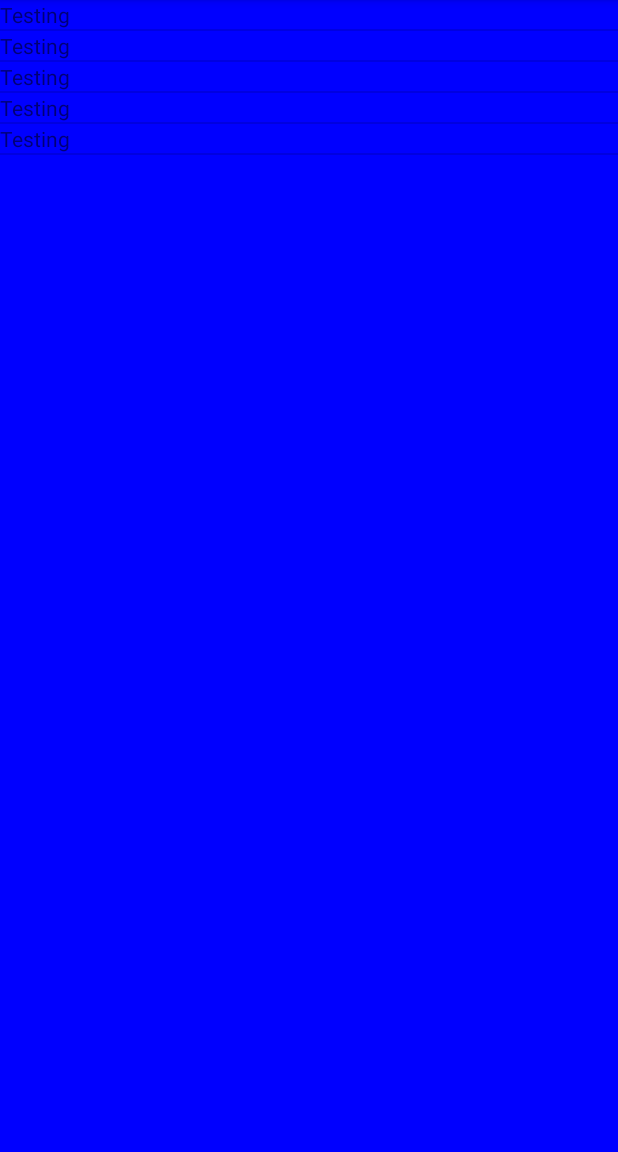
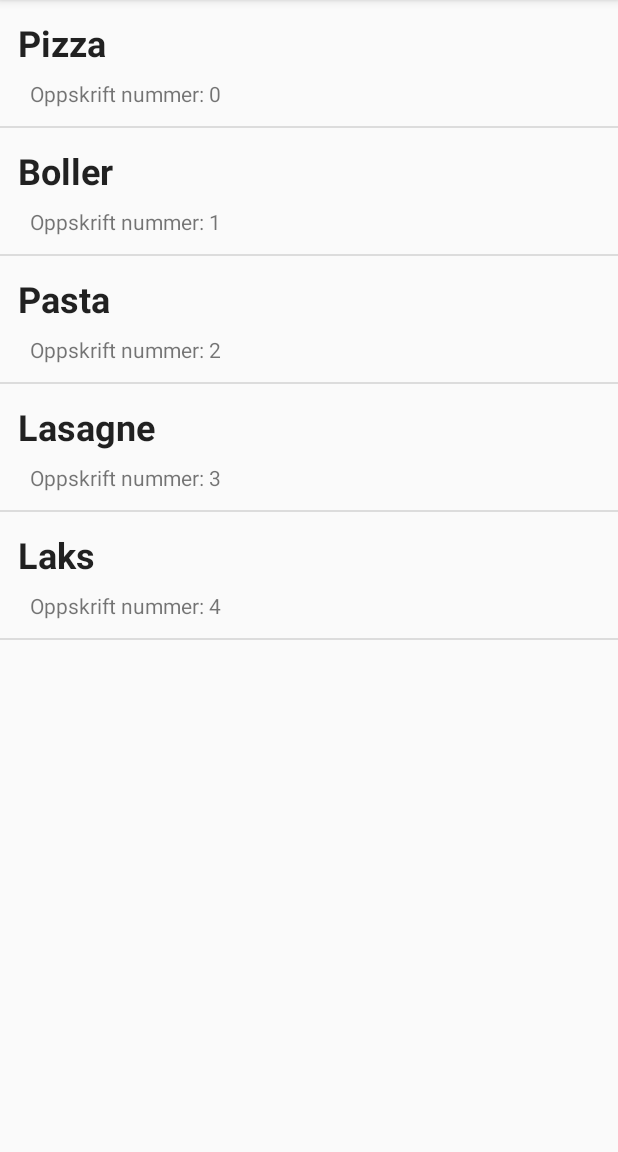
Before and after one commit to Mariusrb/Mobilprogrammering_Prosjekt, an Android app: the MainActivity screen opened directly, with no data from a screen before it, on a phone screen of 412 x 824 dp, the part 84-1236 px from its top. Run offline under Robolectric (Android 15) with nearby library versions, the phone set to English and light mode, and no system bars.

Commit message:
ListView layout
Did some changes to the listview and added some simple logic to show it is going to work

```diff
--- a/app/src/main/java/no/hiof/mariusrb/minkokebok/Adapter/RecipeAdapter.kt
+++ b/app/src/main/java/no/hiof/mariusrb/minkokebok/Adapter/RecipeAdapter.kt
@@ -1,23 +1,27 @@
 package no.hiof.mariusrb.minkokebok.Adapter
 
 import android.content.Context
+import android.view.LayoutInflater
 import android.view.View
 import android.view.ViewGroup
 import android.widget.BaseAdapter
 import android.widget.TextView
+import no.hiof.mariusrb.minkokebok.R
 
 class RecipeAdapter(context: Context) : BaseAdapter() {
 
     private val mContext: Context
 
+    private val recipes = arrayListOf<String>(
+        "Pizza", "Boller", "Pasta", "Lasagne", "Laks"
+    )
+
     init {
         this.mContext = context
     }
-
-
-
+    //decides how many rows that are rendering
     override fun getCount(): Int {
-        return 5
+        return recipes.size
     }
 
     override fun getItemId(position: Int): Long {
@@ -30,9 +34,18 @@ class RecipeAdapter(context: Context) : BaseAdapter() {
 
     //render each row
     override fun getView(position: Int, convertView: View?, parent: ViewGroup?): View {
-        val textView = TextView(mContext)
-        textView.text = "Testing"
-        return textView
+
+        val layoutinflater = LayoutInflater.from(mContext)
+
+        val mainRow = layoutinflater.inflate(R.layout.recipe_main_row, parent, false)
+        val positionTextView = mainRow.findViewById<TextView>(R.id.position_textview)
+        positionTextView.text = "Oppskrift nummer: $position"
+        val titleTextView = mainRow.findViewById<TextView>(R.id.name_textview)
+        titleTextView.text = recipes.get(position)
+
+        return mainRow
+
+
     }
 
 }
--- a/app/src/main/java/no/hiof/mariusrb/minkokebok/MainActivity.kt
+++ b/app/src/main/java/no/hiof/mariusrb/minkokebok/MainActivity.kt
@@ -13,7 +13,6 @@ class MainActivity : AppCompatActivity() {
         setContentView(R.layout.activity_main)
 
         val listView = findViewById<ListView>(R.id.main_recipe_list)
-        listView.setBackgroundColor(Color.BLUE)
 
         listView.adapter = RecipeAdapter(this)
     }
--- /dev/null
+++ b/app/src/main/res/layout/recipe_main_row.xml
@@ -0,0 +1,32 @@
+<?xml version="1.0" encoding="utf-8"?>
+<androidx.constraintlayout.widget.ConstraintLayout
+    xmlns:android="http://schemas.android.com/apk/res/android"
+    xmlns:app="http://schemas.android.com/apk/res-auto"
+    xmlns:tools="http://schemas.android.com/tools"
+    android:layout_width="match_parent"
+    android:layout_height="match_parent"
+    android:paddingBottom="12dp">
+
+    <TextView
+        android:id="@+id/name_textview"
+        android:layout_width="wrap_content"
+        android:layout_height="wrap_content"
+        android:layout_marginStart="12dp"
+        android:layout_marginTop="12dp"
+        android:text="Title"
+        android:textColor="@color/common_google_signin_btn_text_light_pressed"
+        android:textSize="24sp"
+        android:textStyle="bold"
+        app:layout_constraintStart_toStartOf="parent"
+        app:layout_constraintTop_toTopOf="parent" />
+
+    <TextView
+        android:id="@+id/position_textview"
+        android:layout_width="wrap_content"
+        android:layout_height="wrap_content"
+        android:layout_marginStart="8dp"
+        android:layout_marginTop="8dp"
+        android:text="TextView"
+        app:layout_constraintStart_toStartOf="@+id/name_textview"
+        app:layout_constraintTop_toBottomOf="@+id/name_textview" />
+</androidx.constraintlayout.widget.ConstraintLayout>
```
